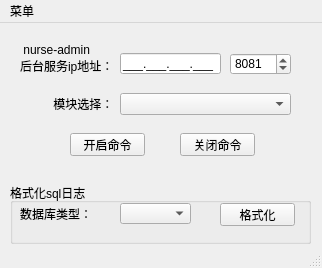
Above: 护理管理sql调试日志开关/MainWindow.ui from 1051513344/pyqt5Project before the change. Below: the same form after it.
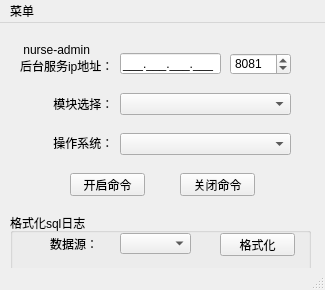
That is the form after the change. Icons and pictures are not drawn.

Commit message: 新增操作系统命令

The edit to the form file:
```diff
--- a/护理管理sql调试日志开关/MainWindow.ui
+++ b/护理管理sql调试日志开关/MainWindow.ui
@@ -6,8 +6,8 @@
    <rect>
     <x>0</x>
     <y>0</y>
-    <width>322</width>
-    <height>268</height>
+    <width>325</width>
+    <height>290</height>
    </rect>
   </property>
   <property name="windowTitle">
@@ -84,7 +84,7 @@
     <property name="geometry">
      <rect>
       <x>70</x>
-      <y>110</y>
+      <y>150</y>
       <width>75</width>
       <height>23</height>
      </rect>
@@ -97,7 +97,7 @@
     <property name="geometry">
      <rect>
       <x>180</x>
-      <y>110</y>
+      <y>150</y>
       <width>75</width>
       <height>23</height>
      </rect>
@@ -126,7 +126,7 @@
     <property name="geometry">
      <rect>
       <x>10</x>
-      <y>160</y>
+      <y>190</y>
       <width>301</width>
       <height>61</height>
      </rect>
@@ -147,14 +147,14 @@
     <widget class="QLabel" name="label_3">
      <property name="geometry">
       <rect>
-       <x>10</x>
+       <x>40</x>
        <y>10</y>
-       <width>81</width>
+       <width>51</width>
        <height>41</height>
       </rect>
      </property>
      <property name="text">
-      <string>数据库类型：</string>
+      <string>数据源：</string>
      </property>
     </widget>
     <widget class="QPushButton" name="pushButton_3">
@@ -171,13 +171,36 @@
      </property>
     </widget>
    </widget>
+   <widget class="QLabel" name="label_4">
+    <property name="geometry">
+     <rect>
+      <x>50</x>
+      <y>109</y>
+      <width>71</width>
+      <height>21</height>
+     </rect>
+    </property>
+    <property name="text">
+     <string> 操作系统：</string>
+    </property>
+   </widget>
+   <widget class="QComboBox" name="comboBox_3">
+    <property name="geometry">
+     <rect>
+      <x>120</x>
+      <y>110</y>
+      <width>171</width>
+      <height>22</height>
+     </rect>
+    </property>
+   </widget>
   </widget>
   <widget class="QMenuBar" name="menubar">
    <property name="geometry">
     <rect>
      <x>0</x>
      <y>0</y>
-     <width>322</width>
+     <width>325</width>
      <height>23</height>
     </rect>
    </property>
```
The commit also changes 8 other files.
